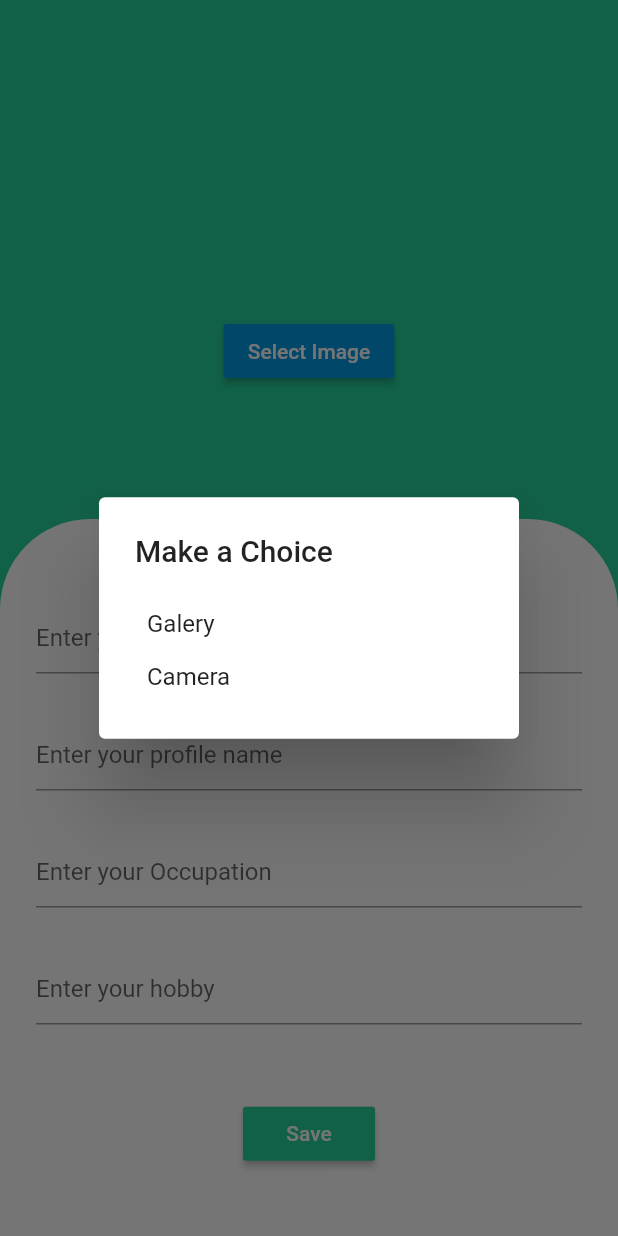
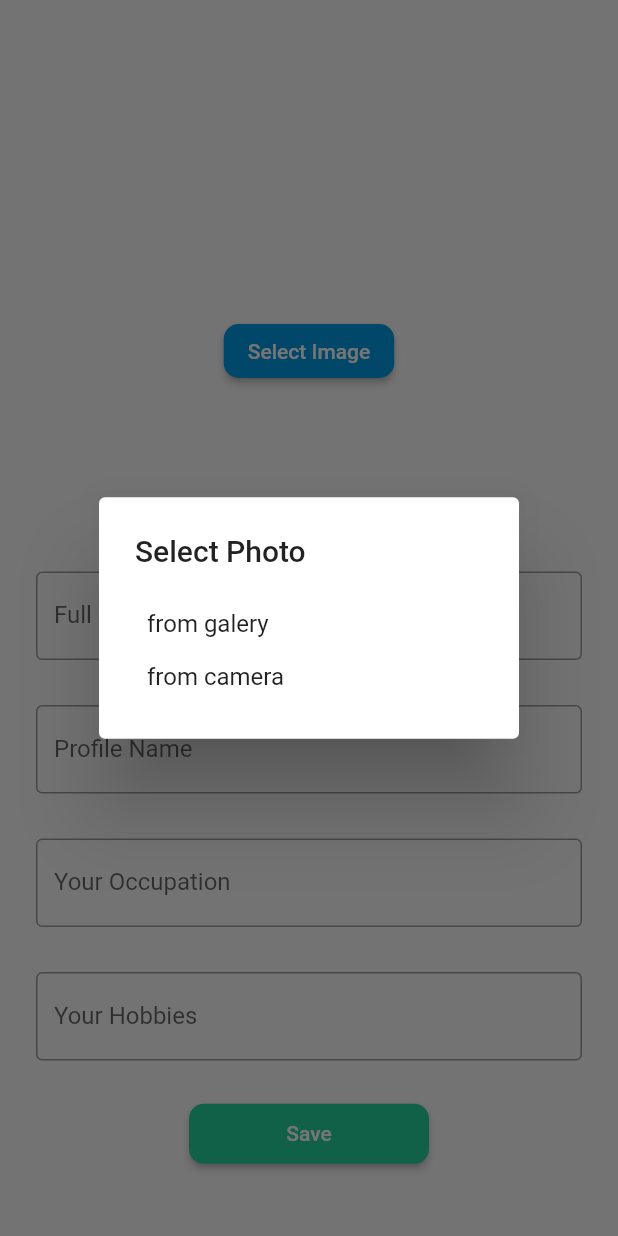
Before and after one commit to ziaurrahaman/your-chat-flutter-app, a Flutter app: the SetProfileScreen screen opened by its route, after a tap on "Select Image", on a phone screen of 412 x 824 dp. Run offline on Flutter 3.47's test engine with Material 2 defaults, Android fonts, the phone set to English and light mode, and no system bars; our stand-ins replace cloud_firestore, firebase_auth, firebase_messaging, firebase_storage, fluttertoast, google_fonts and 3 more; accounts and stored records are empty.

Commit message:
create profile screen ui change!!

```diff
--- a/lib/screens/set_profile_screen.dart
+++ b/lib/screens/set_profile_screen.dart
@@ -37,26 +37,46 @@ class _SetProfileScreenState extends State<SetProfileScreen> {
   FirebaseMessaging _firebaseMessaging = FirebaseMessaging();
   SharedPreferences _sharedPreferences;
 
+
+  Widget _buildAdressField() {
+    return TextFormField(
+        decoration: InputDecoration(
+          border:
+          OutlineInputBorder(borderSide: BorderSide(color: Colors.grey)),
+          hintText: 'আপনার প্রতিষ্ঠানের ঠিকানা লিখুন ',
+          labelText: 'প্রতিষ্ঠানের ঠিকানা',
+        ),
+        validator: (String value) {
+          if (value.isEmpty) {
+            return '* প্রতিষ্ঠানের ঠিকানা লিখা প্রযোজ্য';
+          }
+          return null;
+        },
+        onSaved: (String value) {
+         var _address = value;
+        });
+  }
+
   Future<void> _showOptionsDialog() {
     return showDialog(
         context: context,
         builder: (BuildContext context) {
           return AlertDialog(
-            title: Text('Make a Choice'),
+            title: Text('Select Photo'),
             content: SingleChildScrollView(
               child: ListBody(
                 children: <Widget>[
                   Padding(
                     padding: const EdgeInsets.all(8.0),
                     child: GestureDetector(
-                      child: Text('Galery'),
+                      child: Text('from galery'),
                       onTap: _pickImageFromGallery,
                     ),
                   ),
                   Padding(
                     padding: const EdgeInsets.all(8.0),
                     child: GestureDetector(
-                      child: Text('Camera'),
+                      child: Text('from camera'),
                       onTap: _pickImageFromCamera,
                     ),
                   ),
@@ -129,15 +149,16 @@ class _SetProfileScreenState extends State<SetProfileScreen> {
   }
 
   Future<void> _submit() async {
-    if (!_formKey.currentState.validate()) {
+   /* if (!_formKey.currentState.validate()) {
       return;
     }
-    _formKey.currentState.save();
+    _formKey.currentState.save();*/
     if (_pickedImage == null) {
-      Fluttertoast.showToast(msg: 'Image must not be empty');
+      Fluttertoast.showToast(msg: 'Image must not be empty',backgroundColor: Colors.green);
+      pro.hide();
       return;
     }
-    pro.show();
+    //pro.show();
     Firestore firestore = Firestore.instance;
     String autoId = firestore.collection('Users').document().documentID;
     final storage = FirebaseStorage.instance
@@ -192,7 +213,7 @@ class _SetProfileScreenState extends State<SetProfileScreen> {
     final height = MediaQuery.of(context).size.height;
     final width = MediaQuery.of(context).size.width;
     return Scaffold(
-      backgroundColor: Color(0xFF24D39D),
+     // backgroundColor: Color(0xFF24D39D),
       body: SingleChildScrollView(
         child: Container(
           height: height,
@@ -235,6 +256,8 @@ class _SetProfileScreenState extends State<SetProfileScreen> {
                     ),
                     RaisedButton(
                       color: Color(0xFF039be5),
+                      shape: RoundedRectangleBorder(
+                          borderRadius: BorderRadius.circular(10.0)),
                       onPressed: _showOptionsDialog,
                       child: Text(
                         'Select Image',
@@ -246,11 +269,7 @@ class _SetProfileScreenState extends State<SetProfileScreen> {
               ),
               Expanded(
                 child: Container(
-                  decoration: BoxDecoration(
-                      color: Colors.white,
-                      borderRadius: BorderRadius.only(
-                          topLeft: Radius.circular(60),
-                          topRight: Radius.circular(60))),
+
                   child: Column(
                     children: <Widget>[
                       Container(
@@ -261,7 +280,7 @@ class _SetProfileScreenState extends State<SetProfileScreen> {
                             child: Column(
                               children: <Widget>[
                                 SizedBox(
-                                  height: 40,
+                                  height: 20,
                                 ),
                                 Padding(
                                   padding: const EdgeInsets.only(
@@ -273,15 +292,12 @@ class _SetProfileScreenState extends State<SetProfileScreen> {
                                   child: TextFormField(
                                       keyboardType: TextInputType.text,
                                       decoration: InputDecoration(
-                                        hintText: 'Enter your full name',
+                                        border:
+                                        OutlineInputBorder(borderSide: BorderSide(color: Colors.grey)),
+                                        hintText: 'Enter Your Full Name ',
+                                        labelText: 'Full Name',
                                       ),
-                                      // validator: (value) {
-                                      //   String errorMessage;
-                                      //   if (value.isEmpty || !value.contains('@')) {
-                                      //     errorMessage = 'Invaid email !';
-                                      //   }
-                                      //   return errorMessage;
-                                      // },
+
                                       onSaved: (value) {
                                         fullName = value;
                                       },
@@ -292,7 +308,8 @@ class _SetProfileScreenState extends State<SetProfileScreen> {
                                               'Please enter your fullname';
                                         }
                                         return errorMessage;
-                                      }),
+                                      }
+                                      ),
                                 ),
                                 Padding(
                                   padding: const EdgeInsets.only(
@@ -304,7 +321,11 @@ class _SetProfileScreenState extends State<SetProfileScreen> {
                                   child: TextFormField(
                                     keyboardType: TextInputType.visiblePassword,
                                     decoration: InputDecoration(
-                                        hintText: 'Enter your profile name'),
+                                      border:
+                                      OutlineInputBorder(borderSide: BorderSide(color: Colors.grey)),
+                                      hintText: 'Enter Your Profile Name ',
+                                      labelText: 'Profile Name',
+                                    ),
                                     validator: (value) {
                                       String errorMessage;
                                       if (value.isEmpty) {
@@ -328,7 +349,11 @@ class _SetProfileScreenState extends State<SetProfileScreen> {
                                   child: TextFormField(
                                     keyboardType: TextInputType.visiblePassword,
                                     decoration: InputDecoration(
-                                        hintText: 'Enter your Occupation'),
+                                      border:
+                                      OutlineInputBorder(borderSide: BorderSide(color: Colors.grey)),
+                                      hintText: 'Write Down Your Occupation',
+                                      labelText: 'Your Occupation',
+                                    ),
                                     validator: (value) {
                                       String errorMessage;
                                       if (value.isEmpty) {
@@ -352,7 +377,11 @@ class _SetProfileScreenState extends State<SetProfileScreen> {
                                   child: TextFormField(
                                     keyboardType: TextInputType.visiblePassword,
                                     decoration: InputDecoration(
-                                        hintText: 'Enter your hobby'),
+                                        border:
+                                        OutlineInputBorder(borderSide: BorderSide(color: Colors.grey)),
+                                        hintText: 'Some of Your Hobbies',
+                                        labelText: 'Your Hobbies',
+                                    ),
                                     validator: (value) {
                                       String errorMessage;
                                       if (value.isEmpty) {
@@ -374,15 +403,28 @@ class _SetProfileScreenState extends State<SetProfileScreen> {
                       SizedBox(
                         height: 15,
                       ),
-                      RaisedButton(
+                      ButtonTheme(
+                        height: 40.0,
+                        minWidth: 160.0,
+                        child: RaisedButton(
                           color: Color(0xFF24D39D),
+                            shape: RoundedRectangleBorder(
+                                borderRadius: BorderRadius.circular(10.0)),
                           onPressed: () {
+
+                            if (!_formKey.currentState.validate()) {
+                              return;
+                            }
+                            _formKey.currentState.save();
+
+
                             pro.show();
                             _submit();
                           },
                           child: Text(
                             'Save',
                             style: TextStyle(color: Colors.white),
+                          ),
                         ),
                       ),
                     ],
```
Lines whose indentation alone changed are shown as unchanged.
